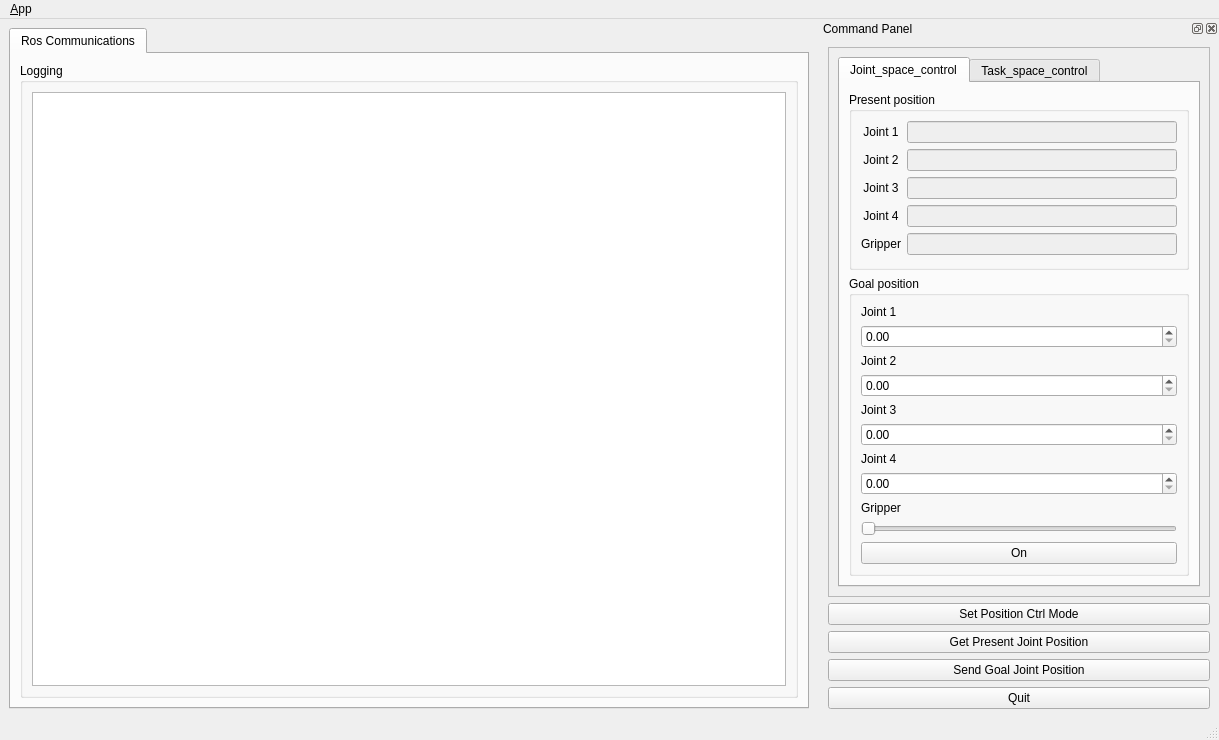
This is manipulator_x_position_ctrl_module_gui/ui/main_window.ui in thor-mang/ROBOTIS-MANIPULATOR-X as Qt 5 draws it before an edit. The edited form follows.
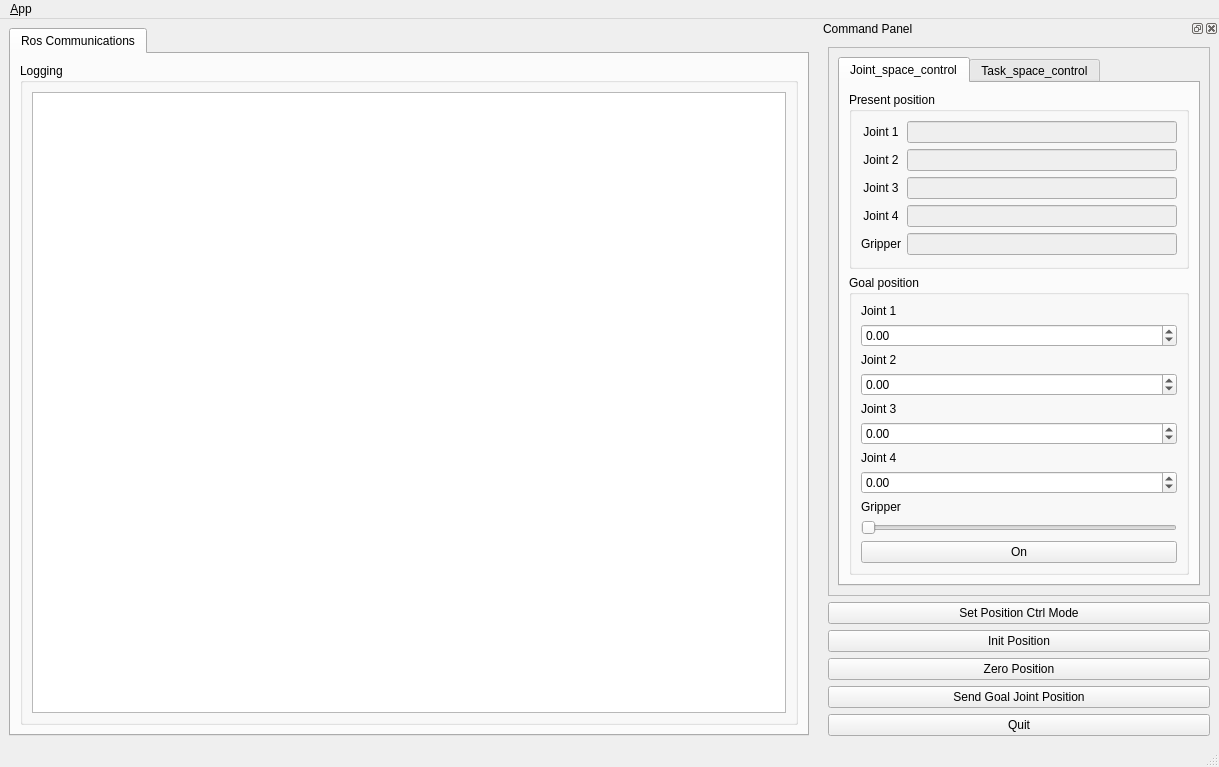
This is the edited form. Icons and pictures are not drawn.

Commit message: update Joint space control and add moveit

```diff
--- a/manipulator_x_position_ctrl_module_gui/ui/main_window.ui
+++ b/manipulator_x_position_ctrl_module_gui/ui/main_window.ui
@@ -7,7 +7,7 @@
     <x>0</x>
     <y>0</y>
     <width>1219</width>
-    <height>740</height>
+    <height>767</height>
    </rect>
   </property>
   <property name="minimumSize">
@@ -116,7 +116,7 @@
    <property name="minimumSize">
     <size>
      <width>400</width>
-     <height>698</height>
+     <height>726</height>
     </size>
    </property>
    <property name="maximumSize">
@@ -144,6 +144,18 @@
          <verstretch>0</verstretch>
         </sizepolicy>
        </property>
+       <property name="minimumSize">
+        <size>
+         <width>0</width>
+         <height>0</height>
+        </size>
+       </property>
+       <property name="maximumSize">
+        <size>
+         <width>16777215</width>
+         <height>16777215</height>
+        </size>
+       </property>
        <property name="frameShape">
         <enum>QFrame::StyledPanel</enum>
        </property>
@@ -176,6 +188,9 @@
                </item>
                <item row="7" column="0">
                 <widget class="QDoubleSpinBox" name="joint3_des_pos_doubleSpinBox">
+                 <property name="minimum">
+                  <double>-999.990000000000009</double>
+                 </property>
                  <property name="maximum">
                   <double>999.990000000000009</double>
                  </property>
@@ -190,6 +205,9 @@
                </item>
                <item row="5" column="0">
                 <widget class="QDoubleSpinBox" name="joint2_des_pos_doubleSpinBox">
+                 <property name="minimum">
+                  <double>-999.990000000000009</double>
+                 </property>
                  <property name="maximum">
                   <double>999.990000000000009</double>
                  </property>
@@ -197,6 +215,9 @@
                </item>
                <item row="2" column="0">
                 <widget class="QDoubleSpinBox" name="joint1_des_pos_doubleSpinBox">
+                 <property name="minimum">
+                  <double>-999.990000000000009</double>
+                 </property>
                  <property name="maximum">
                   <double>999.990000000000009</double>
                  </property>
@@ -239,6 +260,9 @@
                </item>
                <item row="9" column="0">
                 <widget class="QDoubleSpinBox" name="joint4_des_pos_doubleSpinBox">
+                 <property name="minimum">
+                  <double>-999.990000000000009</double>
+                 </property>
                  <property name="maximum">
                   <double>999.990000000000009</double>
                  </property>
@@ -378,7 +402,14 @@
      <item>
       <widget class="QPushButton" name="get_present_position_pushButton">
        <property name="text">
-        <string>Get Present Joint Position</string>
+        <string>Init Position</string>
+       </property>
+      </widget>
+     </item>
+     <item>
+      <widget class="QPushButton" name="zero_position_pushButton">
+       <property name="text">
+        <string>Zero Position</string>
        </property>
       </widget>
      </item>
```
Left out of the diff: 6 changed lines with no effect on the pictures. The commit also changes 35 other files.
